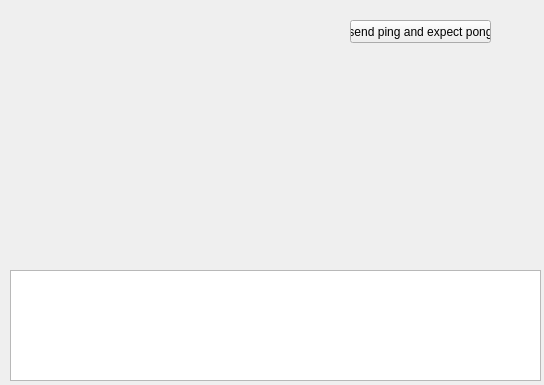
The window that cute-fantasy/TestCoreGUIForm.ui (protoblock/protoblock) describes before a commit, drawn with Qt 5.
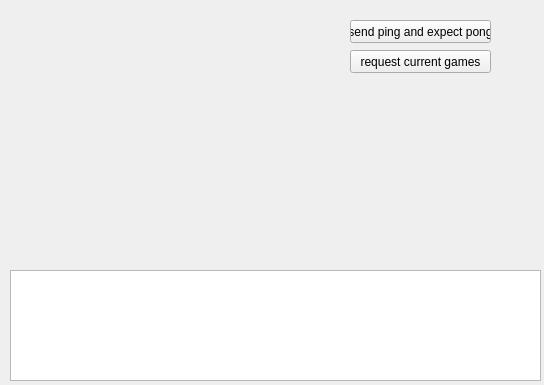
The same window after the commit.

Diff of the .ui file:
```diff
--- a/cute-fantasy/TestCoreGUIForm.ui
+++ b/cute-fantasy/TestCoreGUIForm.ui
@@ -36,6 +36,19 @@
     <string>send ping and expect pong</string>
    </property>
   </widget>
+  <widget class="QPushButton" name="pushButton_2">
+   <property name="geometry">
+    <rect>
+     <x>350</x>
+     <y>50</y>
+     <width>141</width>
+     <height>23</height>
+    </rect>
+   </property>
+   <property name="text">
+    <string>request current games</string>
+   </property>
+  </widget>
  </widget>
  <resources/>
  <connections/>
```
